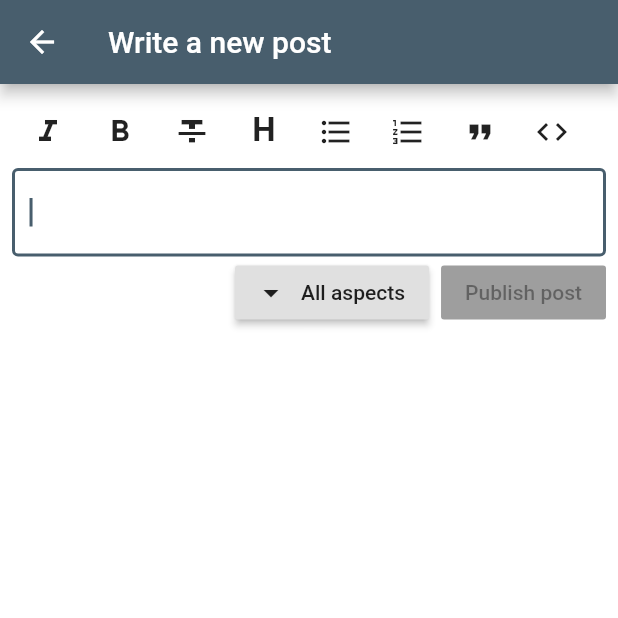
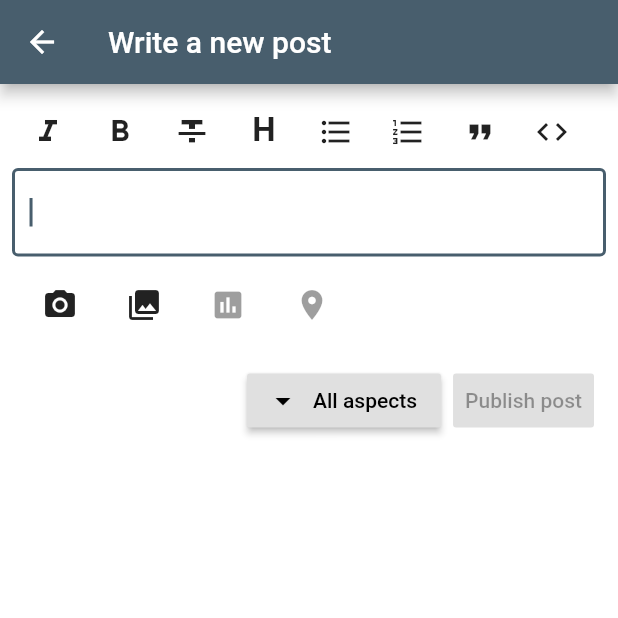
Before and after one commit to jhass/insporation, a Flutter app: the PublisherPage screen opened directly, on a phone screen of 412 x 824 dp, the top half of it. Run offline on Flutter 3.47's test engine with Material 2 defaults, Android fonts, the phone set to English and light mode, and no system bars; our stand-ins replace cached_network_image, carousel_slider, flutter_html, flutter_slidable, image_picker, shared_preferences and 1 more; missing offline and left inert: flutter_app_badger, gesture_zoom_box, image_crop, markdown; accounts and stored records are empty; statements that could not run were skipped.

Commit message:
implement photo upload in publisher

```diff
--- a/lib/publisher_page.dart
+++ b/lib/publisher_page.dart
@@ -1,9 +1,13 @@
+import 'dart:io';
+
 import 'package:flutter/material.dart';
+import 'package:image_picker/image_picker.dart';
 import 'package:provider/provider.dart';
 
 import 'src/client.dart';
 import 'src/composer.dart';
 import 'src/search.dart';
+import 'src/utils.dart';
 import 'src/widgets.dart';
 
 class PublisherOptions {
@@ -33,8 +37,10 @@ class PublisherPage extends StatefulWidget {
 }
 
 class _PublisherPageState extends State<PublisherPage> {
+  final _scaffold = GlobalKey<ScaffoldState>(); // TOOD extract things so this not necessary
   final _initialFocus = FocusNode();
   final _controller = TextEditingController();
+  final List<_AttachedPhoto> _attachedPhotos = [];
   bool _valid = false;
   bool _submitting = false;
   String _lastError;
@@ -55,9 +61,11 @@ class _PublisherPageState extends State<PublisherPage> {
   }
   @override
   Widget build(BuildContext context) => Scaffold(
+    key: _scaffold,
     appBar: AppBar(title: Text("Write a new post")),
     body: Padding(
       padding: EdgeInsets.all(8),
+      child: SingleChildScrollView(
         child: Column(
           children: <Widget>[
             Composer(
@@ -66,16 +74,51 @@ class _PublisherPageState extends State<PublisherPage> {
               enabled: !_submitting,
               mentionablePeople: _mentionablePeople,
             ),
-          Row(
-            mainAxisAlignment: MainAxisAlignment.end,
+            Visibility(
+              visible: _attachedPhotos.length > 0,
+              child: ConstrainedBox(
+                constraints: BoxConstraints.loose(Size(double.infinity, 64)),
+                            child: ListView.builder(
+                  scrollDirection: Axis.horizontal,
+                  itemCount: _attachedPhotos.length,
+                  itemBuilder: (context, position) => _AttachedPhotoView(
+                    photo: _attachedPhotos[position],
+                    onDelete: () => setState(() => _attachedPhotos.removeAt(position)),
+                  )
+                ),
+              ),
+            ),
+            ButtonBar(
+              alignment: MainAxisAlignment.start,
               children: <Widget>[
-              Padding(
-                padding: EdgeInsets.symmetric(horizontal: 8.0),
-                child: RaisedButton.icon(
+                IconButton(
+                  icon: Icon(Icons.photo_camera),
+                  tooltip: "Take a photo",
+                  onPressed: () => _uploadPhoto(ImageSource.camera)
+                ),
+                IconButton(
+                  icon: Icon(Icons.photo_library),
+                  tooltip: "Upload a photo",
+                  onPressed: () => _uploadPhoto(ImageSource.gallery)
+                ),
+                IconButton(
+                  icon: Icon(Icons.poll),
+                  tooltip: "Add a poll",
+                  onPressed: null
+                ),
+                IconButton(
+                  icon: Icon(Icons.location_on),
+                  tooltip: "Add your location",
+                  onPressed: null
+                )
+              ],
+            ),
+            ButtonBar(
+              children: <Widget>[
+                RaisedButton.icon(
                   icon: Icon(Icons.arrow_drop_down),
                   label: Text(_currentTargetTitle),
                   onPressed: !_submitting ? _selectTarget : null
-                ),
                 ),
                 Visibility(
                   visible: !_submitting,
@@ -91,6 +134,7 @@ class _PublisherPageState extends State<PublisherPage> {
           ],
         )
       )
+    )
   );
 
   @override
@@ -99,9 +143,15 @@ class _PublisherPageState extends State<PublisherPage> {
     _controller.dispose();
   }
 
-  _onTextChanged() {
-    final newValid = _controller.text.trim().isNotEmpty;
-    if (_valid != newValid) {
+  _onTextChanged() => _validate();
+
+  _validate() {
+    final hasText = _controller.text.trim().isNotEmpty,
+      hasPhotos = _attachedPhotos.length > 0,
+      hasPendingPhotos = _attachedPhotos.any((photo) => !photo.uploaded),
+      newValid = (hasText || hasPhotos) && !hasPendingPhotos;
+
+    if (newValid != _valid) {
       setState(() => _valid = newValid);
     }
   }
@@ -128,6 +178,33 @@ class _PublisherPageState extends State<PublisherPage> {
     }
   }
 
+  _uploadPhoto(ImageSource source) async {
+    final picture = await ImagePicker.pickImage(source: source, maxWidth: 700),
+      client = Provider.of<Client>(context, listen: false);
+
+    if (picture == null) {
+      return; // user canceled
+    }
+    final upload = client.uploadPictureForPublishing(picture),
+      attachedPhoto = _AttachedPhoto(picture, upload);
+
+    setState(() => _attachedPhotos.add(attachedPhoto));
+
+    try {
+      final photo = await upload;
+      attachedPhoto.guid = photo.guid;
+      attachedPhoto.uploaded = true;
+    } catch (e, s) {
+      if (mounted) {
+        showErrorSnackBar(_scaffold.currentState, "Failed to upload photo", e, s);
+      }
+
+      setState(() => _attachedPhotos.remove(attachedPhoto));
+    } finally {
+      _validate();
+    }
+  }
+
   _selectTarget() async {
     final PublishTarget response = await showDialog(context: context, builder: (context) =>
       _PublishTargetSelectionDialog(current: _currentTarget));
@@ -140,14 +217,20 @@ class _PublisherPageState extends State<PublisherPage> {
   }
 
   _submit() async {
-    final client = Provider.of<Client>(context, listen: false);
+    final client = Provider.of<Client>(context, listen: false),
+      photos = _attachedPhotos.map((photo) => photo.guid).toList();
 
     setState(() => _submitting = true);
 
     try {
-      final post = _currentTarget.public ? PublishablePost.public(_controller.text) :
-        PublishablePost.private(_controller.text,
-          _currentTarget.allAspects ? await client.currentUserAspects : _currentTarget.aspects);
+      final post = _currentTarget.public ? PublishablePost.public(
+        body: _controller.text,
+        photos: photos
+      ) : PublishablePost.private(
+        _currentTarget.allAspects ? await client.currentUserAspects : _currentTarget.aspects,
+        body: _controller.text,
+        photos: photos
+      );
 
       Navigator.pop(context, await client.createPost(post));
     } catch (e, s) {
@@ -237,3 +320,65 @@ class _PublishTargetSelectionDialogState extends State<_PublishTargetSelectionDi
     return ListView(children: options);
   }
 }
+
+class _AttachedPhoto {
+  final File picture;
+  final Future<Photo> upload;
+  bool uploaded = false;
+  String guid;
+
+  _AttachedPhoto(this.picture, this.upload);
+}
+
+class _AttachedPhotoView extends StatefulWidget {
+  _AttachedPhotoView({Key key, @required this.photo, @required this.onDelete}) : super(key: key);
+
+  final _AttachedPhoto photo;
+  final Function onDelete;
+
+  @override
+  _AttachedPhotoViewState createState() => _AttachedPhotoViewState();
+}
+
+class _AttachedPhotoViewState extends State<_AttachedPhotoView> {
+  bool _loading = true;
+
+  @override
+  void initState() {
+    super.initState();
+
+    widget.photo.upload.whenComplete(() => setState(() => _loading = false));
+  }
+
+  @override
+  Widget build(BuildContext context) {
+    return Stack(
+      alignment: Alignment.center,
+      children: <Widget>[
+        Positioned(
+          child: Image.file(
+            widget.photo.picture,
+            width: 64,
+            height: 64,
+          ),
+        ),
+        Visibility(
+          visible: _loading,
+          child: CircularProgressIndicator(),
+        ),
+        Positioned(
+          bottom: 0,
+          right: 0,
+          child: Visibility(
+            visible: !_loading,
+            child:  IconButton(
+              alignment: Alignment.bottomRight,
+              icon: Icon(Icons.delete),
+              onPressed: widget.onDelete
+            ),
+          )
+        ),
+      ],
+    );
+  }
+}
--- a/lib/src/client.dart
+++ b/lib/src/client.dart
@@ -1095,14 +1095,16 @@ class OpenGraphObject {
 }
 
 class Photo {
+  final String guid;
   final int width;
   final int height;
   final PhotoSizes sizes;
 
-  Photo({this.width, this.height, this.sizes});
+  Photo({this.guid, this.width, this.height, this.sizes});
 
   factory Photo.from(Map<String, dynamic> object) =>
     Photo(
+      guid: object["guid"],
       width: object["dimensions"]["width"],
       height: object["dimensions"]["height"],
       sizes: PhotoSizes.from(object["sizes"])
@@ -1283,18 +1285,37 @@ class ConversationMessage {
 
 class PublishablePost {
   final String body;
+  final List<String> photos;
   final bool public;
   final List<Aspect> aspects;
 
-  PublishablePost.public(this.body) : public = true, aspects = null;
-  PublishablePost.private(this.body, this.aspects) : public = false;
+  PublishablePost.public({this.body, this.photos}) : public = true, aspects = null { _validate(); }
+  PublishablePost.private(this.aspects, {this.body, this.photos}) : public = false { _validate(); }
+
+  _validate() {
+    assert(body != null || (photos != null && photos.isNotEmpty), "Post must have body or photos!");
+    assert(public || (aspects != null && aspects.isNotEmpty), "Post must be public or have target aspects!");
+  }
 
   Map<String, dynamic> toJson() {
+    final Map<String, dynamic> post = {};
+
+    if (body != null && body.trim().isNotEmpty) {
+      post["body"] = body;
+    }
+
+    if (photos != null && photos.isNotEmpty) {
+      post["photos"] = photos;
+    }
+
     if (public) {
-      return {"body": body, "public": true};
+      post["public"] = true;
     } else {
-      return {"body": body, "public": false, "aspects": aspects.map((aspect) => aspect.id).toList()};
+      post["public"] = false;
+      post["aspects"] =  aspects.map((aspect) => aspect.id).toList();
     }
+
+    return post;
   }
 }
 
```
Also changed, not shown: 1 other file. Lines whose indentation alone changed are shown as unchanged.
